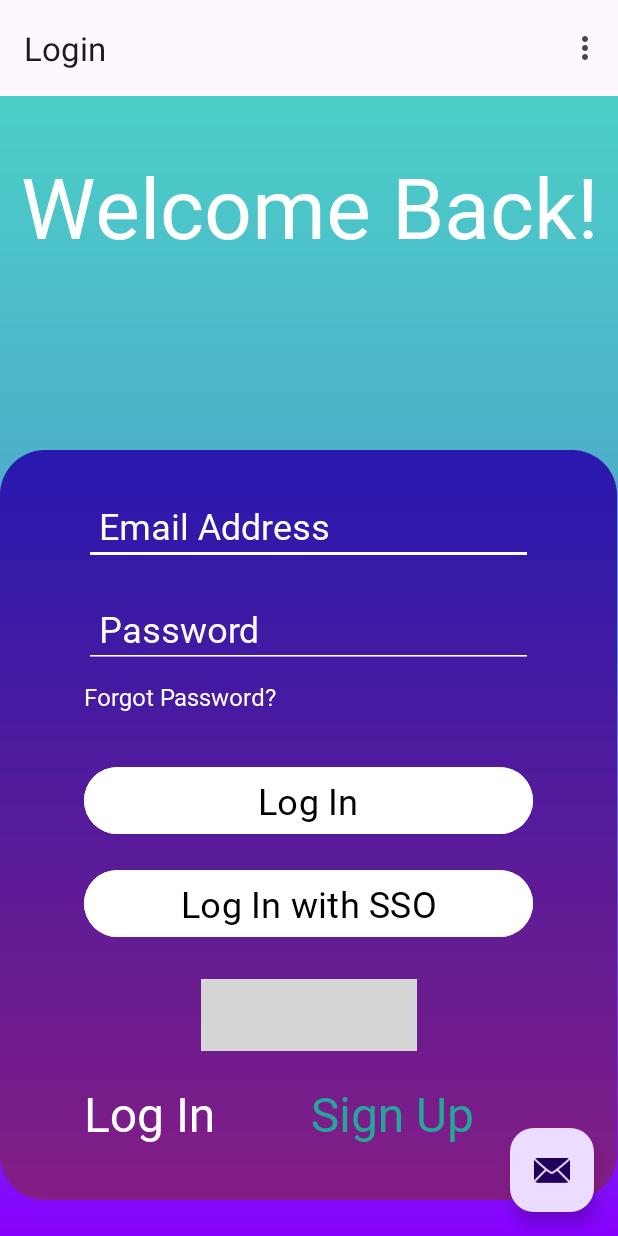
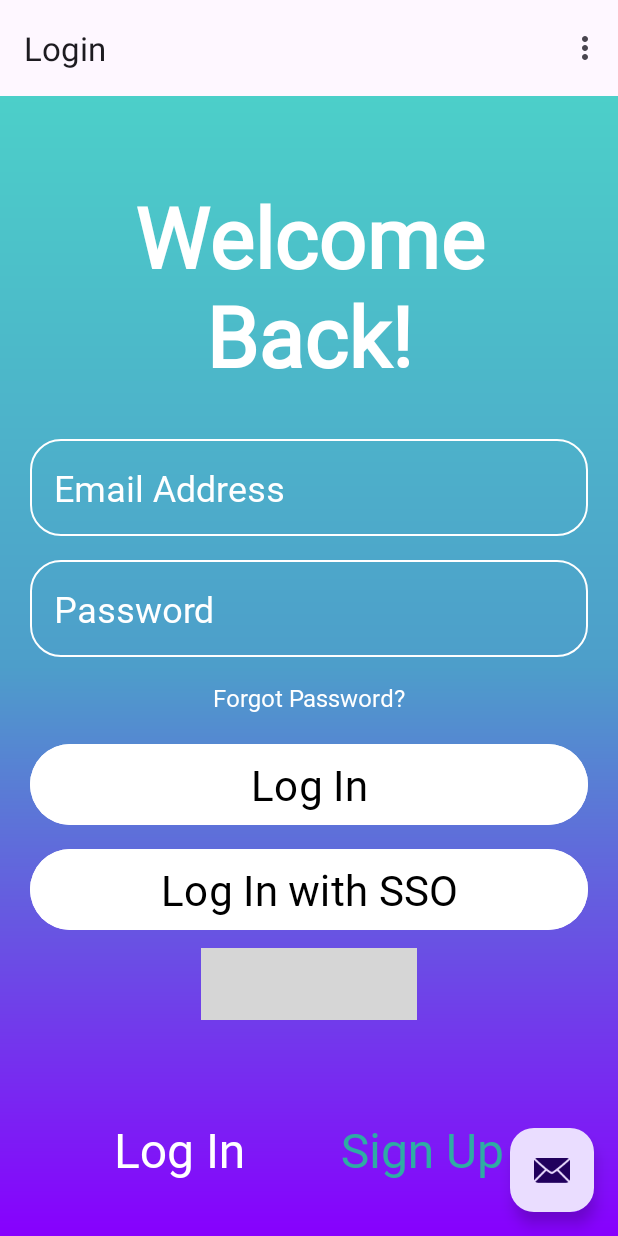
Before and after one commit to asandoval557/Project_Aura_Bloom, an Android app: the screen it shows after launch (MainActivity), on a phone screen of 412 x 824 dp. Run offline under Robolectric (Android 15) with nearby library versions, the phone set to English and light mode, and no system bars; our stand-ins replace navigation-ui; Roboto replaces fonts that are not available here; grey boxes are pictures that could not be loaded.

Commit message:
Updated layout and UI of the Sign Up page and Login page. Next steps: add visual feedback to buttons and link to database.

```diff
--- a/app/src/main/java/com/example/project_aura_bloom/SignUpFragment.kt
+++ b/app/src/main/java/com/example/project_aura_bloom/SignUpFragment.kt
@@ -16,7 +16,7 @@ class SignUpFragment : Fragment() {
     override fun onCreateView(
         inflater: LayoutInflater, container: ViewGroup?,
         savedInstanceState: Bundle?
-    ): View? {
+    ): View {
         _binding = FragmentSignUpBinding.inflate(inflater, container, false)
         return binding.root
     }
--- /dev/null
+++ b/app/src/main/res/drawable/rounded_border.xml
@@ -0,0 +1,6 @@
+<?xml version="1.0" encoding="utf-8"?>
+<shape xmlns:android="http://schemas.android.com/apk/res/android"
+       android:shape="rectangle">
+    <corners android:radius="20dp"/>
+    <stroke android:width="1dip" android:color="@color/white"/>
+</shape>
--- a/app/src/main/res/layout/fragment_login.xml
+++ b/app/src/main/res/layout/fragment_login.xml
@@ -1,10 +1,11 @@
 <?xml version="1.0" encoding="utf-8"?>
+
 <androidx.constraintlayout.widget.ConstraintLayout
         xmlns:android="http://schemas.android.com/apk/res/android"
-        xmlns:app="http://schemas.android.com/apk/res-auto"
         xmlns:tools="http://schemas.android.com/tools"
         android:layout_width="match_parent"
-        android:layout_height="match_parent"
+        android:layout_height="match_parent" xmlns:app="http://schemas.android.com/apk/res-auto"
+        android:padding="20dp"
         android:background="@drawable/gradient_background"
         tools:context=".LoginFragment">
 
@@ -15,71 +16,52 @@
             android:layout_height="wrap_content"
             android:text="@string/welcome_back"
             android:textSize="56sp"
-            android:textColor="#FFFFFF"
+            android:textColor="@color/white"
+            android:textStyle="bold"
             android:textAlignment="center"
             android:fontFamily="@font/montserrat_alternates_regular"
             app:layout_constraintTop_toTopOf="parent"
             app:layout_constraintStart_toStartOf="parent"
             app:layout_constraintEnd_toEndOf="parent"
-            android:layout_marginTop="36dp"
+            android:layout_marginTop="36dp"/>
 
-            tools:ignore="TextContrastCheck"/>
-
-    <!-- Rounded rectangle Constraint -->
-    <androidx.constraintlayout.widget.ConstraintLayout
-            android:id="@+id/rounded_rectangle_container"
-            android:layout_width="411dp"
-            android:layout_height="500dp"
-            android:background="@drawable/rounded_rectangle_gradient"
-            app:layout_constraintTop_toTopOf="parent"
-            app:layout_constraintStart_toStartOf="parent"
-            app:layout_constraintEnd_toEndOf="parent"
-            android:layout_marginTop="236dp"
-            android:padding="24dp" app:layout_constraintHorizontal_bias="0.0"
-            tools:ignore="TextSizeCheck,VisualLintBounds">
-
-        <!-- Username -->
+    <!-- Email Address -->
     <EditText
-                android:id="@+id/et_username"
-                android:layout_width="0dp"
+            android:id="@+id/et_email"
+            android:layout_width="match_parent"
             android:layout_height="wrap_content"
-                android:autofillHints="username"
+            android:autofillHints="emailAddress"
             android:hint="@string/email_address"
             android:textSize="24sp"
             android:fontFamily="@font/montserrat_alternates_regular"
-                android:backgroundTint="#FFFFFF"
-                android:textColor="#FFFFFF"
-                android:textColorHint="#FFFFFF"
-                android:inputType="textPersonName"
-                android:padding="10dp"
+            android:background="@drawable/rounded_border"
+            android:textColor="@color/white"
+            android:textColorHint="@color/white"
+            android:inputType="textEmailAddress"
+            android:padding="16dp"
             app:layout_constraintTop_toBottomOf="@id/tv_welcome_back"
             app:layout_constraintStart_toStartOf="parent"
             app:layout_constraintEnd_toEndOf="parent"
-                android:layout_marginTop="20dp"
-                android:layout_marginStart="32dp"
-                android:layout_marginEnd="32dp"
-                android:minHeight="48dp" tools:ignore="NotSibling"/>
+            android:layout_marginTop="32dp"/>
 
     <!-- Password -->
     <EditText
             android:id="@+id/et_password"
-                android:layout_width="0dp"
+            android:layout_width="match_parent"
             android:layout_height="wrap_content"
             android:autofillHints="password"
             android:hint="@string/password"
             android:textSize="24sp"
             android:fontFamily="@font/montserrat_alternates_regular"
-                android:backgroundTint="#FFFFFF"
-                android:textColor="#FFFFFF"
-                android:textColorHint="#FFFFFF"
+            android:background="@drawable/rounded_border"
+            android:textColor="@color/white"
+            android:textColorHint="@color/white"
             android:inputType="textPassword"
-                android:padding="10dp"
-                app:layout_constraintTop_toBottomOf="@id/et_username"
+            android:padding="16dp"
+            android:layout_marginTop="16dp"
+            app:layout_constraintTop_toBottomOf="@id/et_email"
             app:layout_constraintStart_toStartOf="parent"
             app:layout_constraintEnd_toEndOf="parent"
-                android:layout_marginTop="16dp"
-                android:layout_marginStart="32dp"
-                android:layout_marginEnd="32dp"
             android:minHeight="48dp"/>
 
     <!-- Forgot Password -->
@@ -89,49 +71,46 @@
             android:layout_height="wrap_content"
             android:text="@string/forgot_password"
             android:fontFamily="@font/montserrat_alternates_regular"
-                android:textColor="#FFFFFF"
+            android:textColor="@color/white"
             android:textSize="16sp"
             app:layout_constraintTop_toBottomOf="@id/et_password"
-                app:layout_constraintStart_toStartOf="@id/et_password"
-                android:layout_marginTop="8dp"
-                android:layout_marginEnd="32dp"/>
+            app:layout_constraintStart_toStartOf="parent"
+            app:layout_constraintEnd_toEndOf="parent"
+            android:layout_marginTop="16dp"/>
 
     <!-- Log In Button -->
     <Button
             android:id="@+id/btn_log_in"
-                android:layout_width="0dp"
+            android:layout_width="match_parent"
             android:layout_height="wrap_content"
             android:text="@string/log_in"
-                android:textSize="24sp"
+            android:textSize="28sp"
             android:fontFamily="@font/montserrat_alternates_regular"
-                android:textColor="#000000"
-                android:backgroundTint="#FFFFFF"
+            android:padding="8dp"
+            android:textColor="@color/black"
+            android:backgroundTint="@color/white"
             android:textAllCaps="false"
-                app:layout_constraintTop_toBottomOf="@+id/tv_forgot_password"
+            app:layout_constraintTop_toBottomOf="@id/tv_forgot_password"
             app:layout_constraintStart_toStartOf="parent"
             app:layout_constraintEnd_toEndOf="parent"
-                android:layout_marginTop="32dp"
-                android:layout_marginStart="32dp"
-                android:layout_marginEnd="32dp"
-                tools:ignore="DuplicateSpeakableTextCheck"/>
+            android:layout_marginTop="16dp"/>
 
     <!-- Log In with SSO Button -->
     <Button
             android:id="@+id/btn_log_in_sso"
-                android:layout_width="0dp"
+            android:layout_width="match_parent"
             android:layout_height="wrap_content"
             android:text="@string/log_in_with_sso"
-                android:textSize="24sp"
+            android:textSize="28sp"
             android:fontFamily="@font/montserrat_alternates_regular"
-                android:textColor="#000000"
-                android:backgroundTint="#FFFFFF"
+            android:padding="8dp"
+            android:textColor="@color/black"
+            android:backgroundTint="@color/white"
             android:textAllCaps="false"
-                app:layout_constraintTop_toBottomOf="@+id/btn_log_in"
+            app:layout_constraintTop_toBottomOf="@id/btn_log_in"
             app:layout_constraintStart_toStartOf="parent"
             app:layout_constraintEnd_toEndOf="parent"
-                android:layout_marginTop="16dp"
-                android:layout_marginStart="32dp"
-                android:layout_marginEnd="32dp"/>
+            android:layout_marginTop="8dp"/>
 
     <!-- Social Login Icons -->
     <LinearLayout
@@ -139,10 +118,10 @@
             android:gravity="center"
             android:layout_width="wrap_content"
             android:layout_height="wrap_content"
-                android:layout_marginTop="24dp"
             app:layout_constraintTop_toBottomOf="@id/btn_log_in_sso"
             app:layout_constraintStart_toStartOf="parent"
-                app:layout_constraintEnd_toEndOf="parent">
+            app:layout_constraintEnd_toEndOf="parent"
+            android:layout_marginTop="8dp">
 
         <!-- Apple -->
         <ImageButton
@@ -150,7 +129,7 @@
                 android:layout_height="48dp"
                 android:background="@null"
                 android:src="@drawable/ic_apple"
-                    android:contentDescription="@string/log_in_with_apple" tools:ignore="ImageContrastCheck"/>
+                android:contentDescription="@string/log_in_with_apple"/>
 
         <!-- Facebook -->
         <ImageButton
@@ -174,10 +153,11 @@
             android:orientation="horizontal"
             android:layout_width="wrap_content"
             android:layout_height="wrap_content"
-                android:gravity="center"
             app:layout_constraintBottom_toBottomOf="parent"
             app:layout_constraintStart_toStartOf="parent"
-                android:layout_marginBottom="12dp" android:layout_marginStart="32dp">
+            app:layout_constraintEnd_toEndOf="parent"
+            android:layout_marginBottom="16dp"
+            android:gravity="center">
 
         <TextView
                 android:id="@+id/tv_log_in"
@@ -185,22 +165,17 @@
                 android:layout_height="wrap_content"
                 android:text="@string/log_in"
                 android:fontFamily="@font/montserrat_alternates_regular"
-                    android:textColor="#FFFFFF"
-                    android:textSize="32sp"
-                    android:layout_marginStart="0dp"/>
+                android:textColor="@color/white"
+                android:textSize="32sp" />
+
         <TextView
                 android:id="@+id/tv_sign_up"
                 android:layout_width="wrap_content"
                 android:layout_height="wrap_content"
                 android:text="@string/sign_up"
                 android:fontFamily="@font/montserrat_alternates_regular"
-                    android:textColor="#26A69A"
+                android:textColor="@color/teal"
                 android:textSize="32sp"
                 android:layout_marginStart="64dp"/>
     </LinearLayout>
-
-
 </androidx.constraintlayout.widget.ConstraintLayout>
-
-
-</androidx.constraintlayout.widget.ConstraintLayout>
--- a/app/src/main/res/values/colors.xml
+++ b/app/src/main/res/values/colors.xml
@@ -2,4 +2,5 @@
 <resources>
     <color name="black">#FF000000</color>
     <color name="white">#FFFFFFFF</color>
+    <color name="teal">#2FABA4</color>
 </resources>
```
Also changed, not shown: app/src/main/res/drawable/button_state.xml (added, +25 -0 lines), app/src/main/res/layout/fragment_sign_up.xml (+102 -128 lines). Lines whose indentation alone changed are shown as unchanged.
